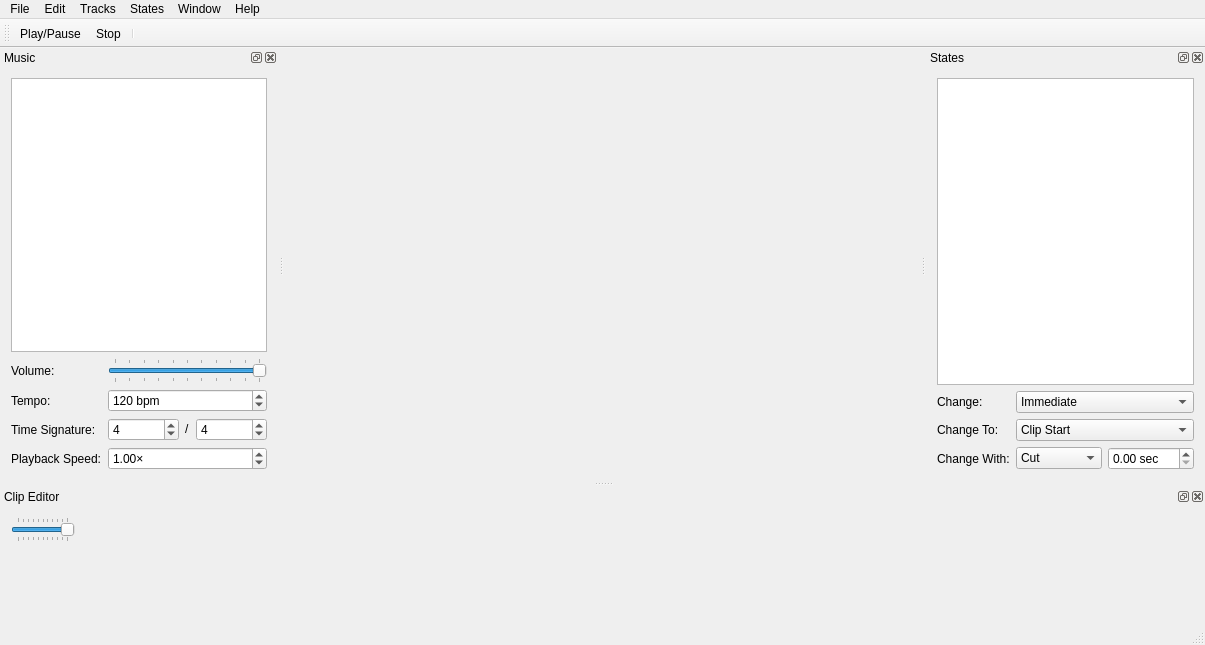
BattyBovine/OpenDynamicCreator, file ui/OpenDynamicCreator.ui: the form before one commit.
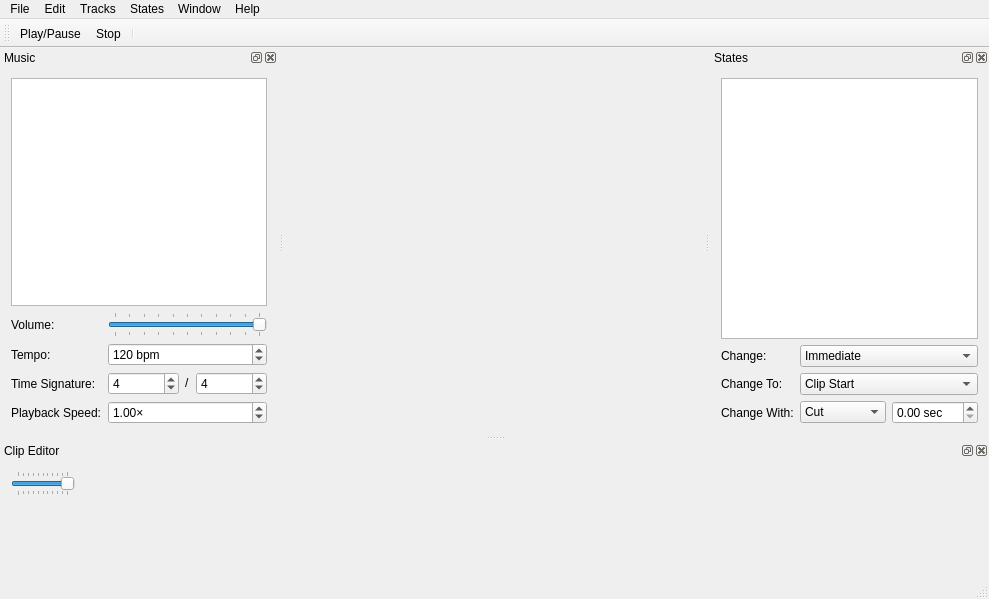
The form after the commit. Icons and pictures are not drawn. Custom widgets are drawn as their Qt base class.

What changed in the file:
```diff
--- a/ui/OpenDynamicCreator.ui
+++ b/ui/OpenDynamicCreator.ui
@@ -6,8 +6,8 @@
    <rect>
     <x>0</x>
     <y>0</y>
-    <width>1205</width>
-    <height>645</height>
+    <width>989</width>
+    <height>599</height>
    </rect>
   </property>
   <property name="windowTitle">
@@ -24,7 +24,7 @@
     <rect>
      <x>0</x>
      <y>0</y>
-     <width>1205</width>
+     <width>989</width>
      <height>21</height>
     </rect>
    </property>
```
Left out of the diff: 287 changed lines with no effect on the pictures.
